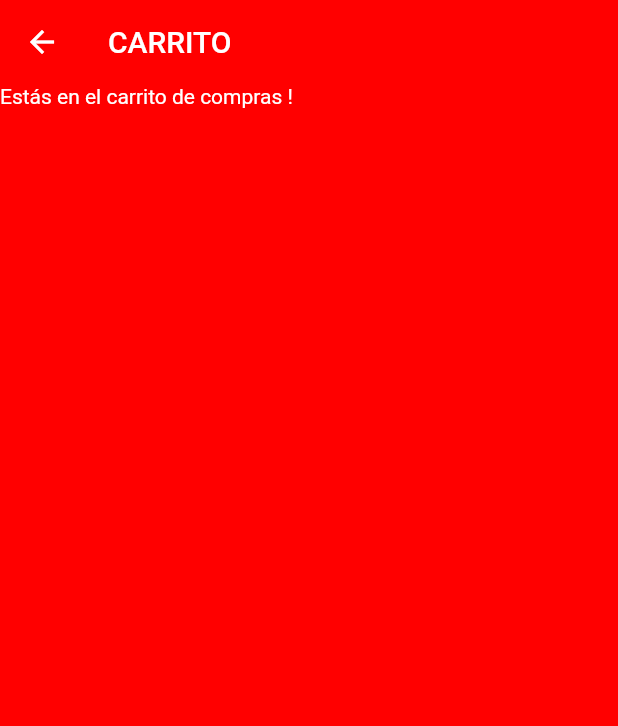
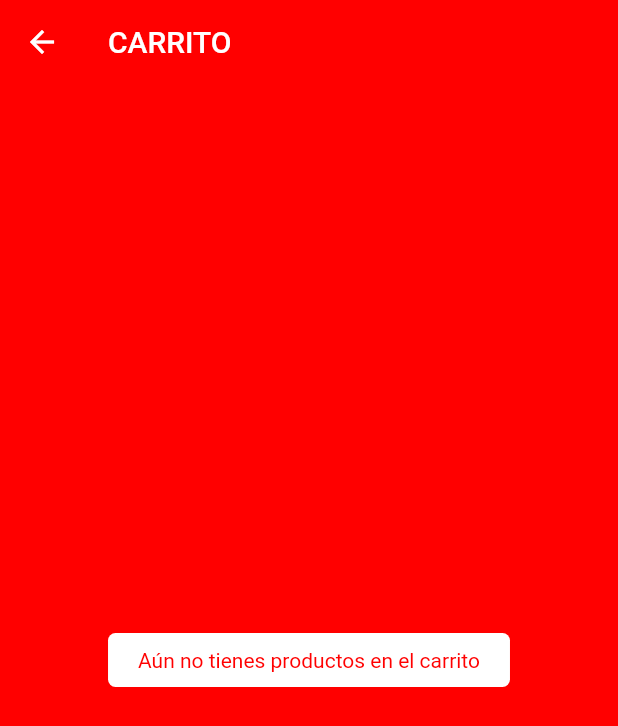
Before and after one commit to jaa-quishpe/Proyecto-Dulceria, a Flutter app: the CarritoScreen screen opened by its route, on a phone screen of 412 x 824 dp. Shown: the top 726 px of the screen. Run offline on Flutter 3.47's test engine with Material 2 defaults, Android fonts, the phone set to English and light mode, and no system bars; our stand-ins replace font_awesome_flutter, rxdart.

Commit message:
carrito de compras

```diff
--- a/lib/main.dart
+++ b/lib/main.dart
@@ -3,10 +3,16 @@ import 'package:dulces/theme/app_theme.dart';
 import 'package:dulces/routes/app_routes.dart';
 import 'package:dulces/screen/screens.dart';
 
-void main() => runApp(const MyApp());
+void main() => runApp(MyApp());
 
 class MyApp extends StatelessWidget {
-  const MyApp({Key? key}) : super(key: key);
+  MyApp({Key? key}) : super(key: key);
+
+  Map<String, dynamic> cart_shopping_list =
+      CartShoppingList.cart_shopping_list;
+  Map<String, dynamic> getCartShoppingList() {
+    return cart_shopping_list;
+  }
 
   @override
   Widget build(BuildContext context) {
--- a/lib/screen/carrito_screen.dart
+++ b/lib/screen/carrito_screen.dart
@@ -1,7 +1,21 @@
+import 'package:dulces/main.dart';
+import 'package:dulces/theme/app_theme.dart';
 import 'package:flutter/material.dart';
 
-class CarritoScreen extends StatelessWidget {
+class CartShoppingList {
+  static Map<String, dynamic> cart_shopping_list = {};
+}
+
+class CarritoScreen extends StatefulWidget {
   const CarritoScreen({Key? key}) : super(key: key);
+
+  @override
+  State<CarritoScreen> createState() => _CarritoScreenState();
+}
+
+class _CarritoScreenState extends State<CarritoScreen> {
+  void getCartShoppingList() {}
+  Map<String, dynamic> cart_shopping_list = MyApp().getCartShoppingList();
 
   @override
   Widget build(BuildContext context) {
@@ -10,7 +24,32 @@ class CarritoScreen extends StatelessWidget {
         actions: [],
         title: Text('Carrito'.toUpperCase()),
       ),
-      body: const Text("Estás en el carrito de compras !"),
+      body: cart_shopping_list.isNotEmpty
+          ? ListView.separated(
+              itemBuilder: (context, index) => Container(
+                decoration: const BoxDecoration(color: Colors.white),
+                child: ListTile(
+                  title: Text(cart_shopping_list['name']),
+                  subtitle: Text(cart_shopping_list['data'][index]['name']),
+                  trailing: Text(cart_shopping_list['data'][index]['price']),
+                ),
+              ),
+              itemCount: cart_shopping_list.length,
+              separatorBuilder: (_, __) => const Divider(),
+            )
+          : Center(
+              child: Container(
+                padding: const EdgeInsets.symmetric(
+                    vertical: 10.0, horizontal: 20.0),
+                decoration: BoxDecoration(
+                    color: Colors.white,
+                    borderRadius: BorderRadius.circular(5.0)),
+                child: const Text(
+                  'Aún no tienes productos en el carrito',
+                  style: TextStyle(color: AppTheme.primary),
+                ),
+              ),
+            ),
     );
   }
 }
```
Also changed, not shown: lib/screen/menu_screen.dart (+28 -12 lines), 1 other file.
